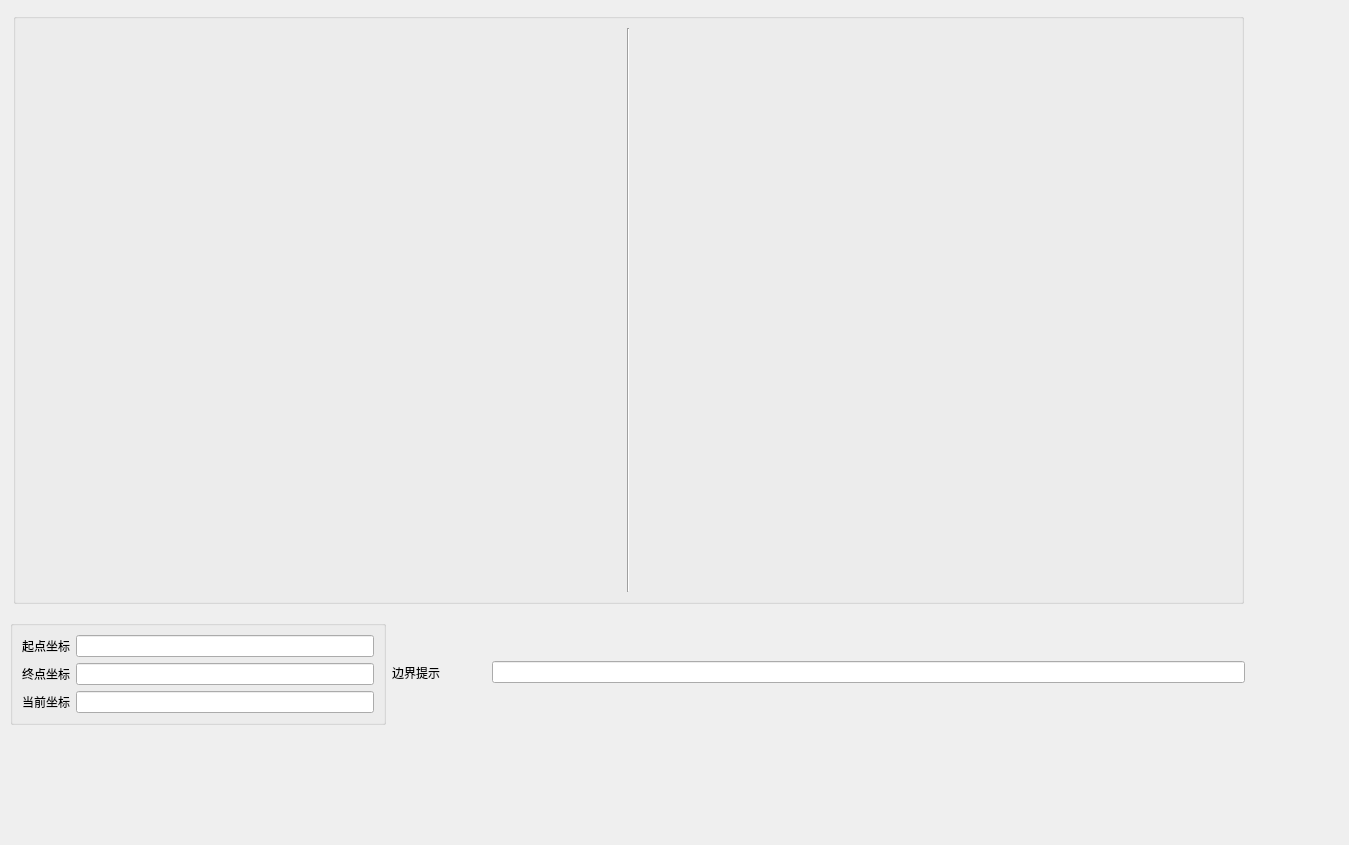
Before: the Qt Designer form UI.ui in huai-github/digger_ui_v4.0, drawn with Qt 5.
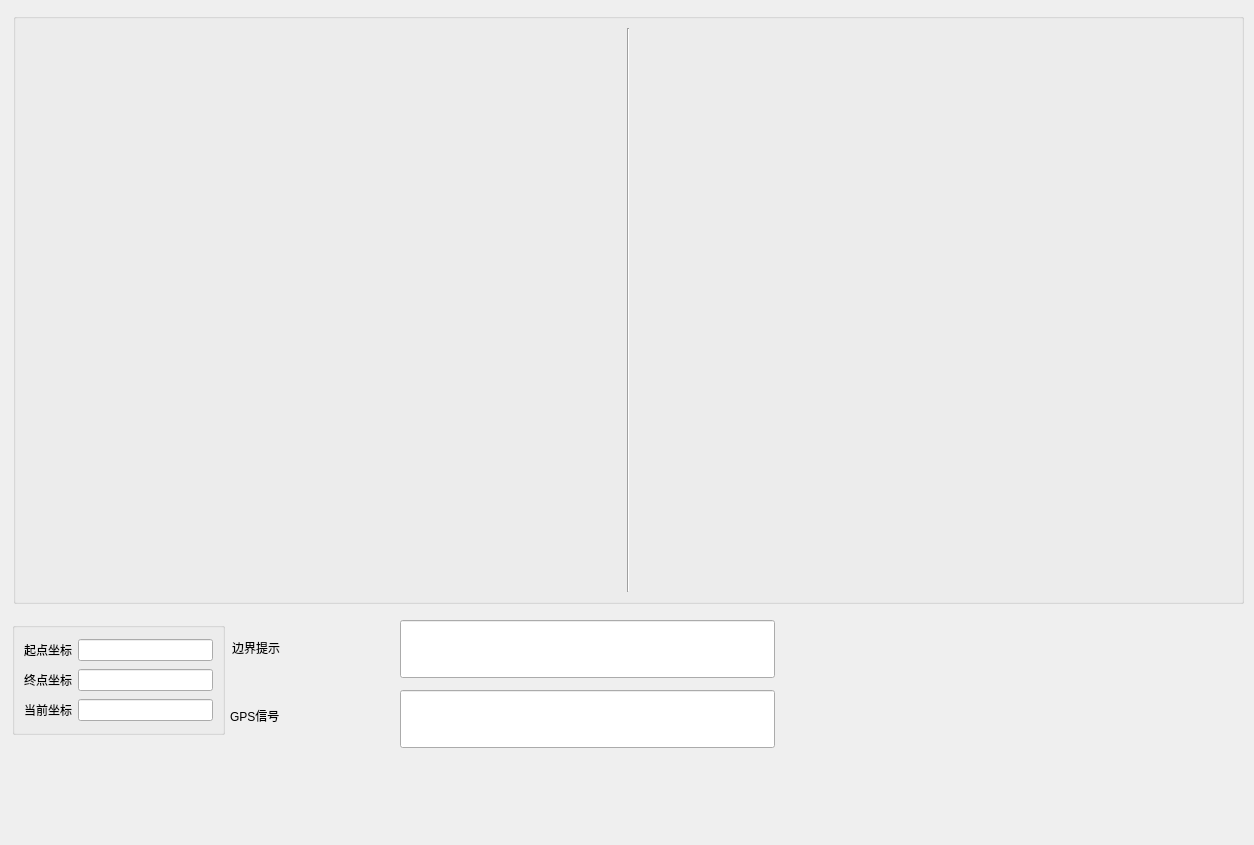
After: the same form once the commit is applied.

```diff
--- a/UI.ui
+++ b/UI.ui
@@ -6,7 +6,7 @@
    <rect>
     <x>0</x>
     <y>0</y>
-    <width>1349</width>
+    <width>1254</width>
     <height>845</height>
    </rect>
   </property>
@@ -55,20 +55,213 @@
     </item>
    </layout>
   </widget>
-  <widget class="QWidget" name="layoutWidget">
+  <widget class="QLabel" name="startcoordinate_3">
    <property name="geometry">
     <rect>
-     <x>10</x>
+     <x>230</x>
+     <y>690</y>
+     <width>160</width>
+     <height>52</height>
+    </rect>
+   </property>
+   <property name="styleSheet">
+    <string notr="true">font: 25 24pt &quot;微软雅黑 Light&quot;;</string>
+   </property>
+   <property name="text">
+    <string>GPS信号</string>
+   </property>
+  </widget>
+  <widget class="QLineEdit" name="GPSReminder">
+   <property name="geometry">
+    <rect>
+     <x>400</x>
+     <y>690</y>
+     <width>375</width>
+     <height>58</height>
+    </rect>
+   </property>
+   <property name="palette">
+    <palette>
+     <active>
+      <colorrole role="Text">
+       <brush brushstyle="SolidPattern">
+        <color alpha="255">
+         <red>255</red>
+         <green>0</green>
+         <blue>0</blue>
+        </color>
+       </brush>
+      </colorrole>
+      <colorrole role="PlaceholderText">
+       <brush brushstyle="NoBrush">
+        <color alpha="128">
+         <red>255</red>
+         <green>0</green>
+         <blue>0</blue>
+        </color>
+       </brush>
+      </colorrole>
+     </active>
+     <inactive>
+      <colorrole role="Text">
+       <brush brushstyle="SolidPattern">
+        <color alpha="255">
+         <red>255</red>
+         <green>0</green>
+         <blue>0</blue>
+        </color>
+       </brush>
+      </colorrole>
+      <colorrole role="PlaceholderText">
+       <brush brushstyle="NoBrush">
+        <color alpha="128">
+         <red>255</red>
+         <green>0</green>
+         <blue>0</blue>
+        </color>
+       </brush>
+      </colorrole>
+     </inactive>
+     <disabled>
+      <colorrole role="Text">
+       <brush brushstyle="SolidPattern">
+        <color alpha="255">
+         <red>120</red>
+         <green>120</green>
+         <blue>120</blue>
+        </color>
+       </brush>
+      </colorrole>
+      <colorrole role="PlaceholderText">
+       <brush brushstyle="NoBrush">
+        <color alpha="128">
+         <red>255</red>
+         <green>0</green>
+         <blue>0</blue>
+        </color>
+       </brush>
+      </colorrole>
+     </disabled>
+    </palette>
+   </property>
+   <property name="cursor">
+    <cursorShape>BlankCursor</cursorShape>
+   </property>
+   <property name="styleSheet">
+    <string notr="true">font: 24pt &quot;微软雅黑&quot;;</string>
+   </property>
+   <property name="alignment">
+    <set>Qt::AlignCenter</set>
+   </property>
+  </widget>
+  <widget class="QLabel" name="startcoordinate_2">
+   <property name="geometry">
+    <rect>
+     <x>232</x>
+     <y>622</y>
+     <width>160</width>
+     <height>52</height>
+    </rect>
+   </property>
+   <property name="styleSheet">
+    <string notr="true">font: 25 24pt &quot;微软雅黑 Light&quot;;</string>
+   </property>
+   <property name="text">
+    <string>边界提示</string>
+   </property>
+  </widget>
+  <widget class="QLineEdit" name="BorderReminder">
+   <property name="geometry">
+    <rect>
+     <x>400</x>
      <y>620</y>
-     <width>1235</width>
-     <height>228</height>
+     <width>375</width>
+     <height>58</height>
     </rect>
    </property>
-   <layout class="QVBoxLayout" name="verticalLayout_2">
-    <item>
-     <layout class="QHBoxLayout" name="horizontalLayout_5" stretch="4,1,8">
-      <item>
+   <property name="palette">
+    <palette>
+     <active>
+      <colorrole role="Text">
+       <brush brushstyle="SolidPattern">
+        <color alpha="255">
+         <red>255</red>
+         <green>0</green>
+         <blue>0</blue>
+        </color>
+       </brush>
+      </colorrole>
+      <colorrole role="PlaceholderText">
+       <brush brushstyle="NoBrush">
+        <color alpha="128">
+         <red>255</red>
+         <green>0</green>
+         <blue>0</blue>
+        </color>
+       </brush>
+      </colorrole>
+     </active>
+     <inactive>
+      <colorrole role="Text">
+       <brush brushstyle="SolidPattern">
+        <color alpha="255">
+         <red>255</red>
+         <green>0</green>
+         <blue>0</blue>
+        </color>
+       </brush>
+      </colorrole>
+      <colorrole role="PlaceholderText">
+       <brush brushstyle="NoBrush">
+        <color alpha="128">
+         <red>255</red>
+         <green>0</green>
+         <blue>0</blue>
+        </color>
+       </brush>
+      </colorrole>
+     </inactive>
+     <disabled>
+      <colorrole role="Text">
+       <brush brushstyle="SolidPattern">
+        <color alpha="255">
+         <red>120</red>
+         <green>120</green>
+         <blue>120</blue>
+        </color>
+       </brush>
+      </colorrole>
+      <colorrole role="PlaceholderText">
+       <brush brushstyle="NoBrush">
+        <color alpha="128">
+         <red>255</red>
+         <green>0</green>
+         <blue>0</blue>
+        </color>
+       </brush>
+      </colorrole>
+     </disabled>
+    </palette>
+   </property>
+   <property name="cursor">
+    <cursorShape>BlankCursor</cursorShape>
+   </property>
+   <property name="styleSheet">
+    <string notr="true">font: 24pt &quot;微软雅黑&quot;;</string>
+   </property>
+   <property name="alignment">
+    <set>Qt::AlignCenter</set>
+   </property>
+  </widget>
        <widget class="QGroupBox" name="groupBox_2">
+   <property name="geometry">
+    <rect>
+     <x>12</x>
+     <y>622</y>
+     <width>213</width>
+     <height>113</height>
+    </rect>
+   </property>
         <property name="title">
          <string/>
         </property>
@@ -144,84 +337,6 @@
             </widget>
            </item>
           </layout>
-         </item>
-        </layout>
-       </widget>
-      </item>
-      <item>
-       <widget class="QLabel" name="startcoordinate_2">
-        <property name="styleSheet">
-         <string notr="true">font: 25 24pt &quot;微软雅黑 Light&quot;;</string>
-        </property>
-        <property name="text">
-         <string>边界提示</string>
-        </property>
-       </widget>
-      </item>
-      <item>
-       <widget class="QLineEdit" name="BorderReminder">
-        <property name="palette">
-         <palette>
-          <active>
-           <colorrole role="Text">
-            <brush brushstyle="SolidPattern">
-             <color alpha="255">
-              <red>255</red>
-              <green>0</green>
-              <blue>0</blue>
-             </color>
-            </brush>
-           </colorrole>
-          </active>
-          <inactive>
-           <colorrole role="Text">
-            <brush brushstyle="SolidPattern">
-             <color alpha="255">
-              <red>255</red>
-              <green>0</green>
-              <blue>0</blue>
-             </color>
-            </brush>
-           </colorrole>
-          </inactive>
-          <disabled>
-           <colorrole role="Text">
-            <brush brushstyle="SolidPattern">
-             <color alpha="255">
-              <red>120</red>
-              <green>120</green>
-              <blue>120</blue>
-             </color>
-            </brush>
-           </colorrole>
-          </disabled>
-         </palette>
-        </property>
-        <property name="cursor">
-         <cursorShape>BlankCursor</cursorShape>
-        </property>
-        <property name="styleSheet">
-         <string notr="true">font: 24pt &quot;微软雅黑&quot;;</string>
-        </property>
-        <property name="alignment">
-         <set>Qt::AlignCenter</set>
-        </property>
-       </widget>
-      </item>
-     </layout>
-    </item>
-    <item>
-     <spacer name="verticalSpacer">
-      <property name="orientation">
-       <enum>Qt::Vertical</enum>
-      </property>
-      <property name="sizeHint" stdset="0">
-       <size>
-        <width>20</width>
-        <height>88</height>
-       </size>
-      </property>
-     </spacer>
     </item>
    </layout>
   </widget>
```
Lines whose indentation alone changed are shown as unchanged.
